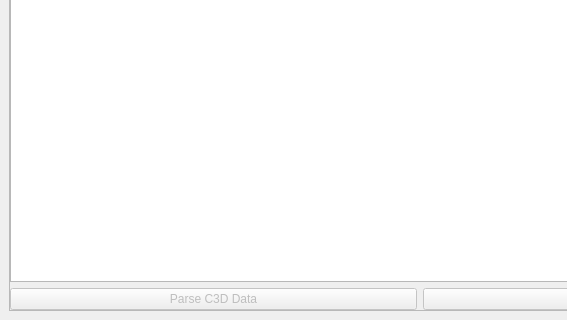
First picture: the form in src/c3d_parser/view/qt/main_window.ui, repository tsalemink/C3D-parser, before the edit; both pictures show x 0 to 567 and y 480 to 800 of the 1500 by 800 pixel window.
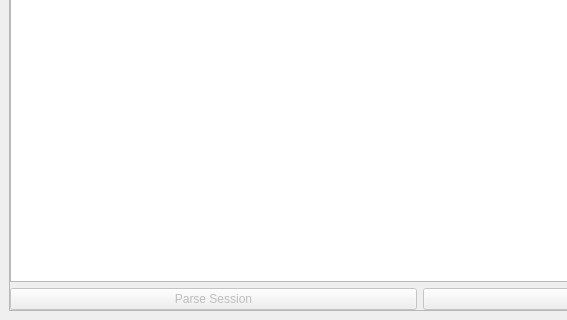
Second picture: the form after the edit. Custom widgets are drawn as their Qt base class.

Commit message: Rename button to "Parse Session"

```diff
--- a/src/c3d_parser/view/qt/main_window.ui
+++ b/src/c3d_parser/view/qt/main_window.ui
@@ -200,7 +200,7 @@
              <bool>false</bool>
             </property>
             <property name="text">
-             <string>Parse C3D Data</string>
+             <string>Parse Session</string>
             </property>
            </widget>
           </item>
```
The commit also changes 2 other files.
